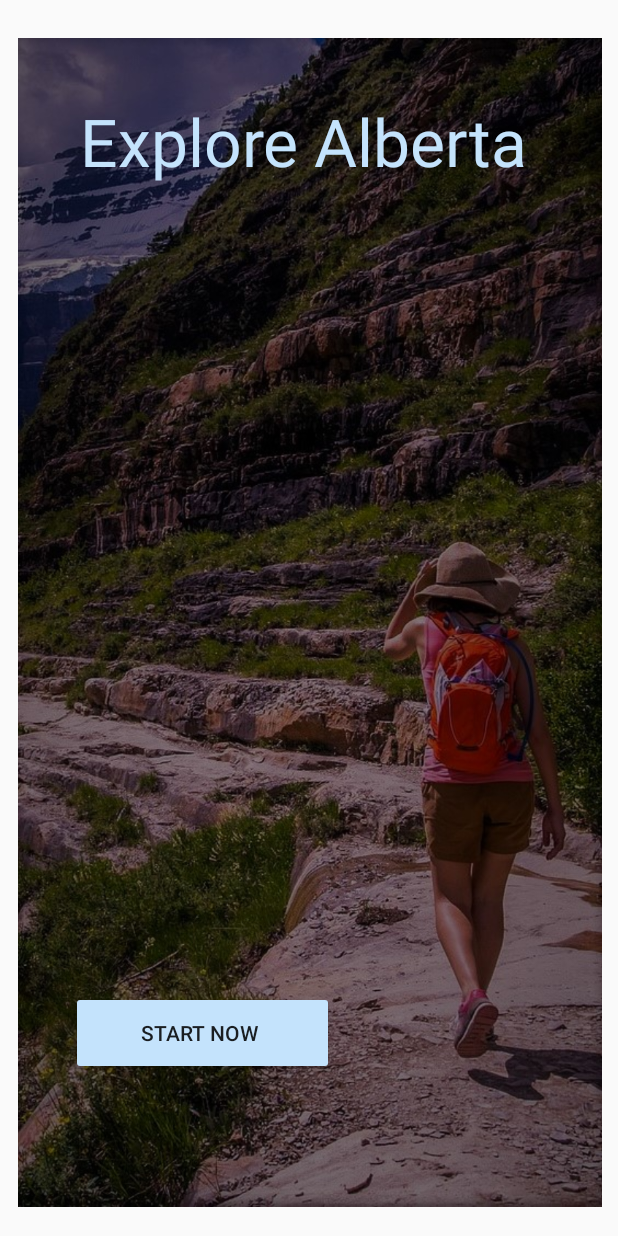
After one commit to enovinpour/OOSD2020TravelExpertsMobileApp, an Android app: the layout activity_landing.xml on its own in the app's theme, with its tools: preview values and no code run, on a phone screen of 412 x 824 dp. The commit adds this screen. Run offline under Robolectric (Android 15) with nearby library versions, the phone set to English and light mode, and no system bars; Roboto replaces fonts that are not available here.

Commit message:
Crystal - login working, Registration is also working - started adding a landing page with an image

```diff
--- a/app/src/main/AndroidManifest.xml
+++ b/app/src/main/AndroidManifest.xml
@@ -18,6 +18,7 @@
         <activity android:name=".PackageBookActivity2" />
         <activity android:name=".LoginActivity" />
         <activity android:name=".RegisterActivity" />
+        <activity android:name=".LandingActivity" />
         <activity android:name=".RewardsActivity"></activity>
         <activity android:name=".ProfileMainActivity" />
         <activity android:name=".ProfileEditActivity" />
--- /dev/null
+++ b/app/src/main/res/layout/activity_landing.xml
@@ -0,0 +1,46 @@
+<?xml version="1.0" encoding="utf-8"?>
+<androidx.constraintlayout.widget.ConstraintLayout
+    xmlns:android="http://schemas.android.com/apk/res/android"
+    xmlns:app="http://schemas.android.com/apk/res-auto"
+    xmlns:tools="http://schemas.android.com/tools"
+    android:layout_width="match_parent"
+    android:layout_height="match_parent">
+
+    <ImageView
+        android:id="@+id/imageView4"
+        android:layout_width="476dp"
+        android:layout_height="779dp"
+        app:layout_constraintBottom_toBottomOf="parent"
+        app:layout_constraintEnd_toEndOf="parent"
+        app:layout_constraintHorizontal_bias="0.506"
+        app:layout_constraintStart_toStartOf="parent"
+        app:layout_constraintTop_toTopOf="parent"
+        app:layout_constraintVertical_bias="0.571"
+        app:srcCompat="@drawable/hikerlanding" />
+
+    <Button
+        android:id="@+id/btn_startnow"
+        android:layout_width="175dp"
+        android:layout_height="56dp"
+        android:backgroundTint="@color/LightBlue"
+        android:text="start now "
+        app:layout_constraintBottom_toBottomOf="parent"
+        app:layout_constraintEnd_toEndOf="parent"
+        app:layout_constraintHorizontal_bias="0.201"
+        app:layout_constraintStart_toStartOf="parent"
+        app:layout_constraintTop_toTopOf="parent"
+        app:layout_constraintVertical_bias="0.86" />
+
+    <TextView
+        android:id="@+id/lbl_slogan"
+        android:layout_width="305dp"
+        android:layout_height="92dp"
+        android:text="Explore Alberta "
+        android:textColor="@color/LightBlue"
+        android:textSize="44sp"
+        app:layout_constraintBottom_toTopOf="@+id/btn_startnow"
+        app:layout_constraintEnd_toEndOf="parent"
+        app:layout_constraintStart_toStartOf="parent"
+        app:layout_constraintTop_toTopOf="parent"
+        app:layout_constraintVertical_bias="0.114" />
+</androidx.constraintlayout.widget.ConstraintLayout>
```
Also changed, not shown: app/src/main/java/Model/Customer.java (+9 -0 lines), app/src/main/java/org/ehsan/travelexpertsoosd/LandingActivity.java (added, +8 -0 lines), app/src/main/java/org/ehsan/travelexpertsoosd/LoginActivity.java (+11 -9 lines), app/src/main/java/org/ehsan/travelexpertsoosd/RegisterActivity.java (+94 -28 lines), app/src/main/res/layout/activity_login.xml (+22 -24 lines), app/src/main/res/drawable/hikerlanding.jpg (added).
